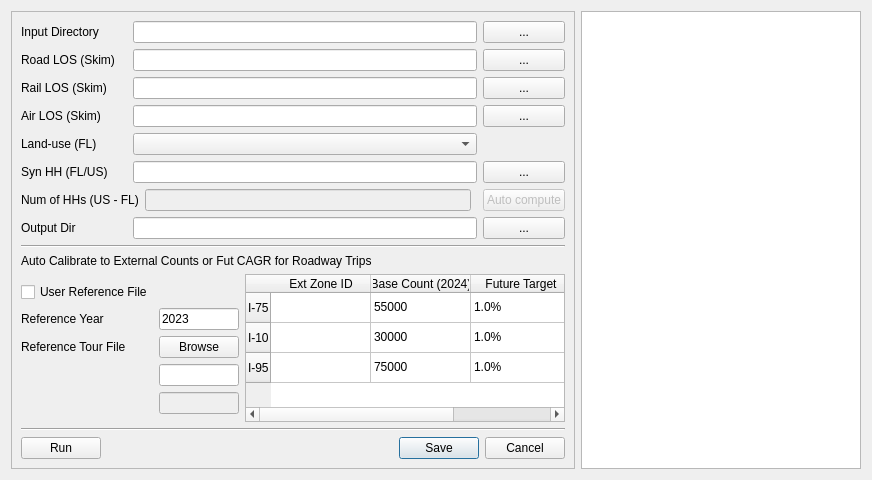
This is ui/LDT_OS.ui in TSMv6/tsm_panel as Qt 5 draws it before an edit. The edited form follows.
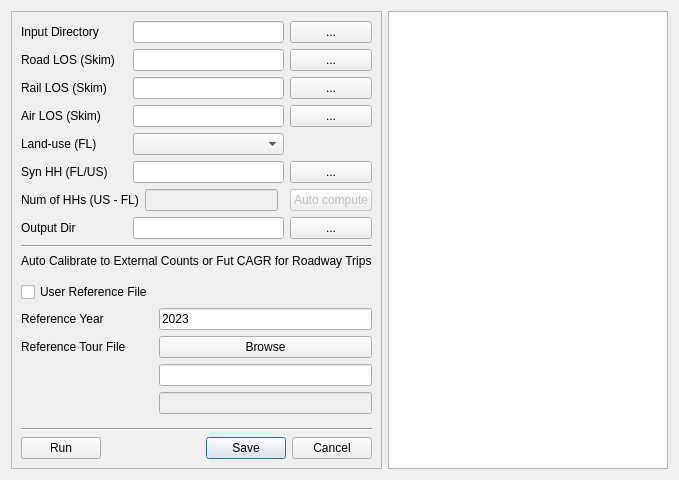
This is the edited form.

Commit message: Move external-station calibration to the agentPlans dialog, and write the file

What changed in the file:
```diff
--- a/ui/LDT_OS.ui
+++ b/ui/LDT_OS.ui
@@ -264,76 +264,6 @@
           </item>
          </layout>
         </item>
-        <item>
-         <widget class="QTableWidget" name="table_ExtStn_Counts">
-          <property name="minimumSize">
-           <size>
-            <width>320</width>
-            <height>0</height>
-           </size>
-          </property>
-          <row>
-           <property name="text">
-            <string>I-75</string>
-           </property>
-          </row>
-          <row>
-           <property name="text">
-            <string>I-10</string>
-           </property>
-          </row>
-          <row>
-           <property name="text">
-            <string>I-95</string>
-           </property>
-          </row>
-          <column>
-           <property name="text">
-            <string>Ext Zone ID</string>
-           </property>
-          </column>
-          <column>
-           <property name="text">
-            <string>Base Count (2024)</string>
-           </property>
-          </column>
-          <column>
-           <property name="text">
-            <string>Future Target</string>
-           </property>
-          </column>
-          <item row="0" column="1">
-           <property name="text">
-            <string>55000</string>
-           </property>
-          </item>
-          <item row="0" column="2">
-           <property name="text">
-            <string>1.0%</string>
-           </property>
-          </item>
-          <item row="1" column="1">
-           <property name="text">
-            <string>30000</string>
-           </property>
-          </item>
-          <item row="1" column="2">
-           <property name="text">
-            <string>1.0%</string>
-           </property>
-          </item>
-          <item row="2" column="1">
-           <property name="text">
-            <string>75000</string>
-           </property>
-          </item>
-          <item row="2" column="2">
-           <property name="text">
-            <string>1.0%</string>
-           </property>
-          </item>
-         </widget>
-        </item>
        </layout>
       </item>
       <item>
```
The commit also changes 3 other files.
